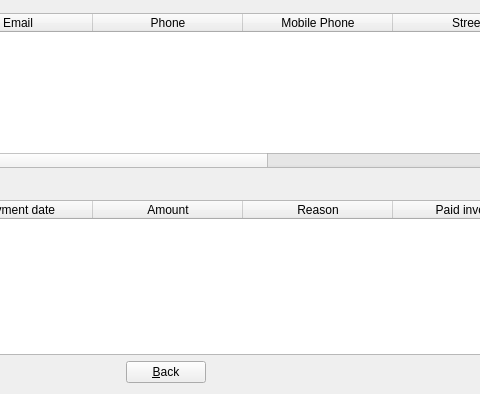
Before: the Qt Designer form manageBill/dialogclient.ui in JMainard/manageBill, drawn with Qt 5; both pictures show x 369 to 849 and y 106 to 500 of the 1070 by 500 pixel window.
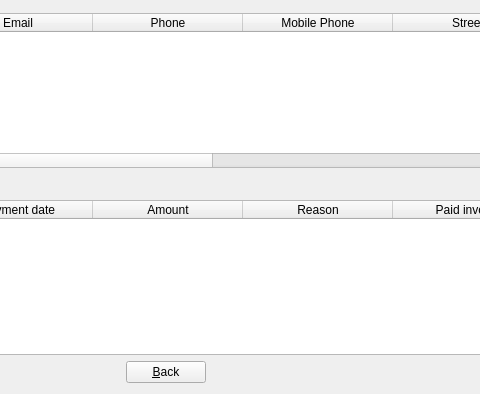
After: the same form once the commit is applied. Icons and pictures are not drawn.

The edit to the form file:
```diff
--- a/manageBill/dialogclient.ui
+++ b/manageBill/dialogclient.ui
@@ -408,7 +408,7 @@
       <number>150</number>
      </attribute>
      <attribute name="verticalHeaderVisible">
-      <bool>true</bool>
+      <bool>false</bool>
      </attribute>
      <column>
       <property name="text">
@@ -455,6 +455,11 @@
        <string>Country</string>
       </property>
      </column>
+     <column>
+      <property name="text">
+       <string>Language</string>
+      </property>
+     </column>
      <column>
       <property name="text">
        <string>DOY </string>
```
